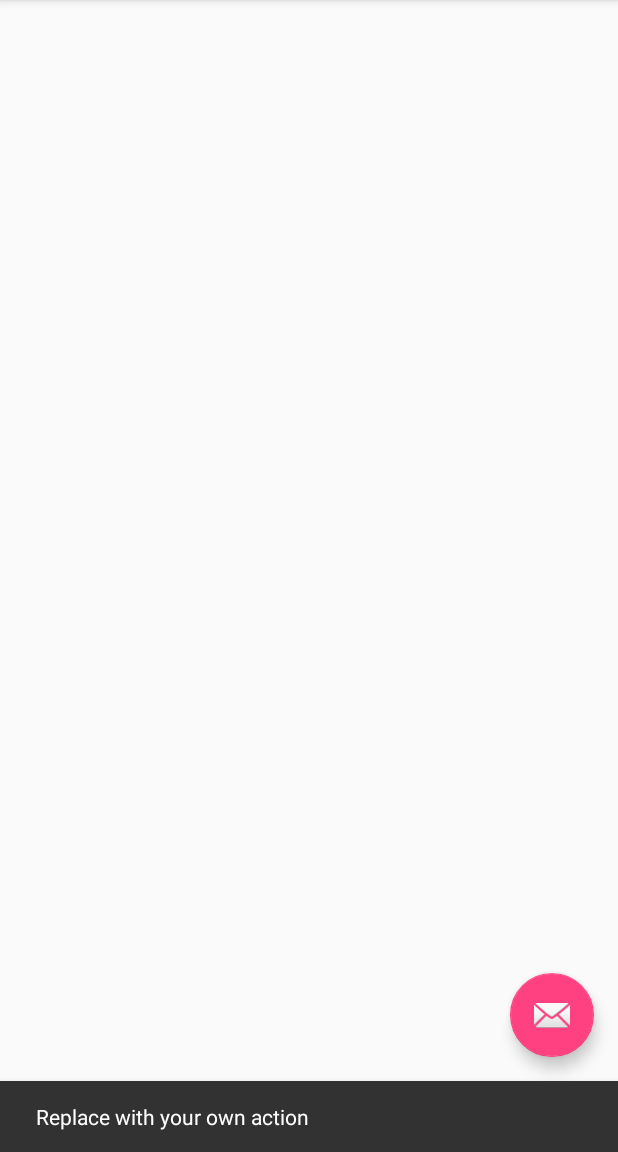
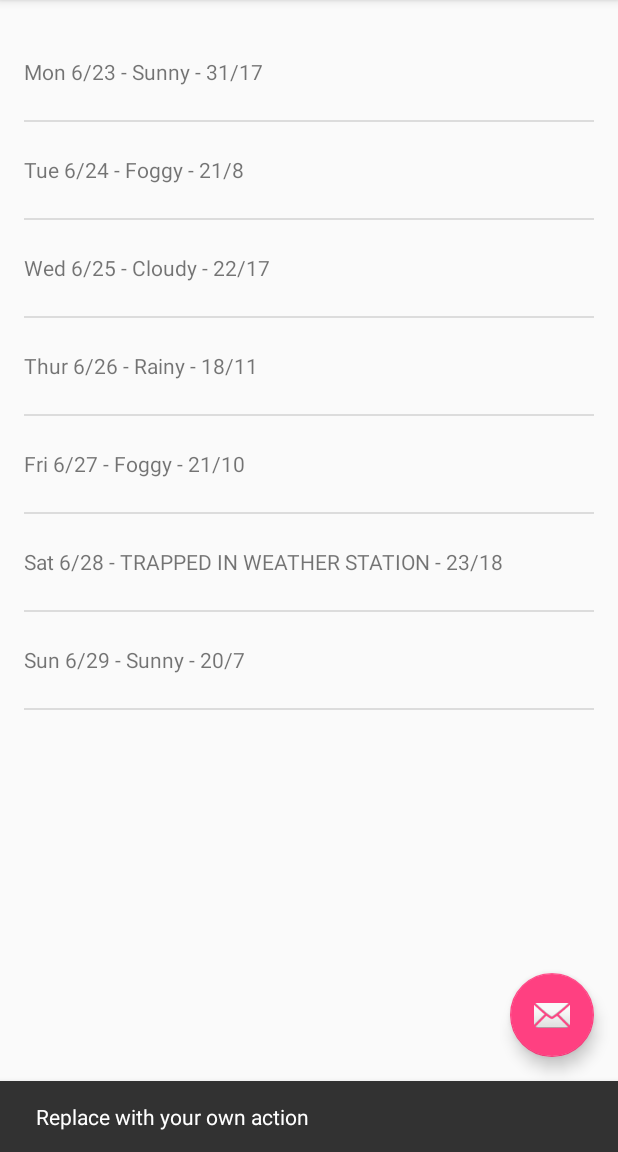
Before and after one commit to DellAnderson/Sunshine, an Android app: the screen it shows after launch (MainActivity), after a tap on an icon or button, on a phone screen of 412 x 824 dp, the part 84-1236 px from its top. Run offline under Robolectric (Android 15) with nearby library versions, the phone set to English and light mode, and no system bars.

```diff
--- a/app/src/main/java/com/anim8/edu/sunshine/MainActivityFragment.java
+++ b/app/src/main/java/com/anim8/edu/sunshine/MainActivityFragment.java
@@ -5,11 +5,19 @@ import android.support.v4.app.Fragment;
 import android.view.LayoutInflater;
 import android.view.View;
 import android.view.ViewGroup;
+import android.widget.ArrayAdapter;
+import android.widget.ListView;
+
+import java.util.ArrayList;
+import java.util.Arrays;
+import java.util.List;
 
 /**
  * A placeholder fragment containing a simple view.
  */
 public class MainActivityFragment extends Fragment {
+
+    //ListView list;
 
     public MainActivityFragment() {
     }
@@ -29,9 +37,21 @@ public class MainActivityFragment extends Fragment {
             "Sat 6/28 - TRAPPED IN WEATHER STATION - 23/18",
             "Sun 6/29 - Sunny - 20/7"
         };
-//        List<String> weekForecast = new ArrayList<String>(Arrays.asList(data));/*
-        View rootView = inflater.inflate(R.layout.fragment_main, container, false);
-        return rootView;
+
+        View fragmentView = inflater.inflate(R.layout.fragment_main, container, false);
+        List<String> weekForecast = new ArrayList<String>(Arrays.asList(data));
+
+        // This code was missing. Withotu it, listview blank - found online
+        // at http://stackoverflow.com/questions/30045343/listview-not-showing-up-in-my-layout-android-studios
+        ArrayAdapter<String> mForecastAdapter = new ArrayAdapter<String>(
+                getActivity(),
+                R.layout.list_item_forecast,
+                R.id.list_item_forecast_textview,
+                weekForecast);
+        ListView listView = (ListView) fragmentView.findViewById(R.id.listview_forecast);
+        listView.setAdapter(mForecastAdapter);
+
+        return fragmentView;
 
         //NOTE:  This was original code
 //        return inflater.inflate(R.layout.fragment_main, container, false);
```
